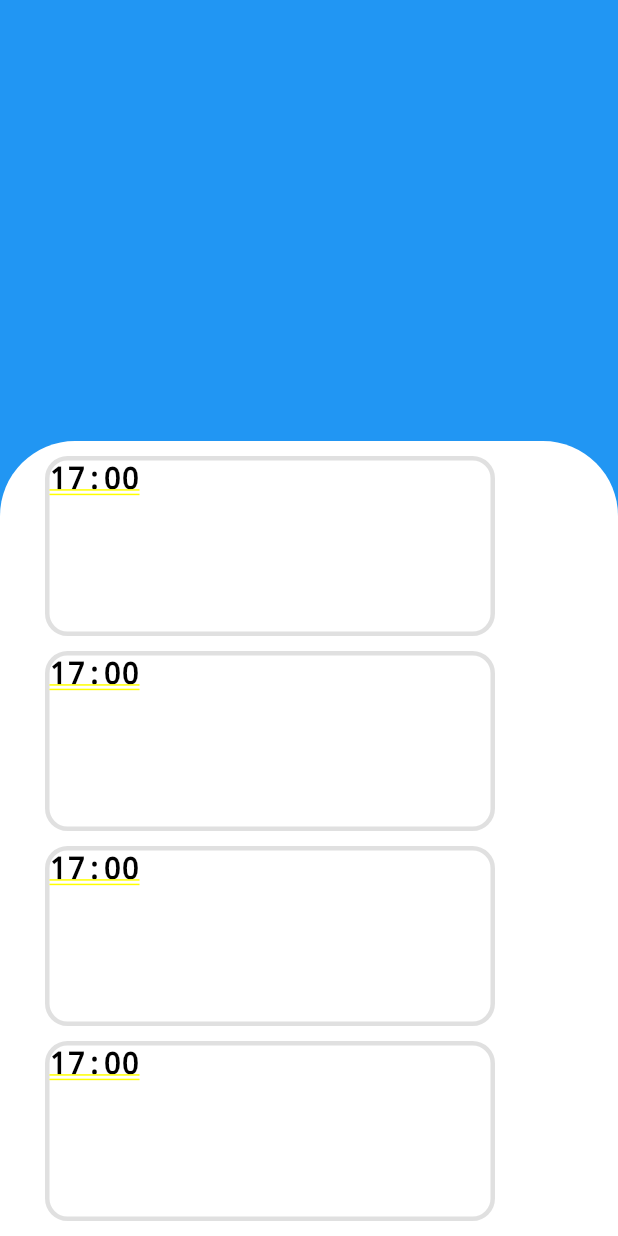
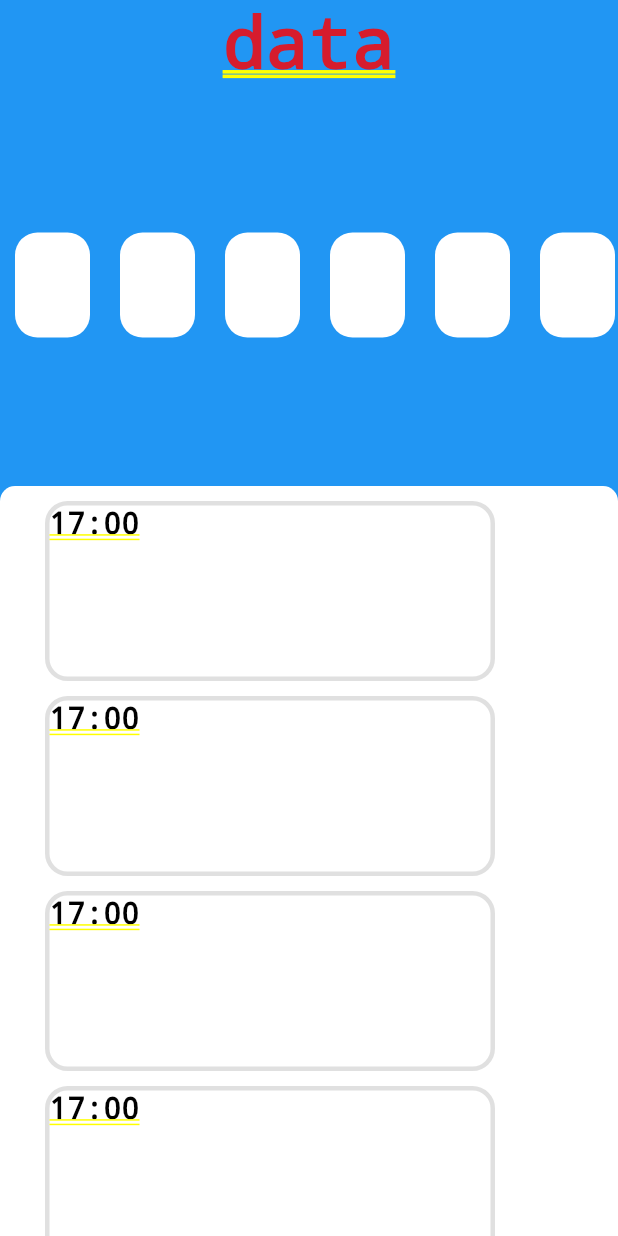
Before and after one commit to ZaqueuDias/Gerenciador_de_Tarefas, a Flutter app: the screen it shows after launch, on a phone screen of 412 x 824 dp. Run offline on Flutter 3.47's test engine with Material 3 defaults, Android fonts, the phone set to English and light mode, and no system bars.

Commit message:
UI melhorada

```diff
--- a/gerenciador_de_Task/lib/telas/principal.dart
+++ b/gerenciador_de_Task/lib/telas/principal.dart
@@ -10,13 +10,23 @@ class Tela_Principal extends StatefulWidget {
   State<Tela_Principal> createState() => _Tela_PrincipalState();
 }
 
-List<Widget> criardado(int quanto, {Task? tarefa, Container? caixa}){
+List<Widget> criardado(int quanto, {Task? tarefa, Container? caixa}) {
   print('chamou');
   List<Widget> dados = [];
-  for(int num = 0; num <= quanto; num++){
+  for (int num = 0; num <= quanto; num++) {
     dados.add(Row(
       children: [
-        Center(child: tarefa.runtimeType == Task? Task():Container(width: 20, height: 20, color: Colors.white,))
+        Center(
+            child: tarefa.runtimeType == Task
+                ? Task()
+                : Container(
+                    margin: EdgeInsets.all(10),
+                    width: 50,
+                    height: 70,
+                    decoration: BoxDecoration(
+                        borderRadius: BorderRadius.circular(15),
+                        color: Colors.white),
+                  ))
       ],
     ));
   }
@@ -28,26 +38,27 @@ class _Tela_PrincipalState extends State<Tela_Principal> {
   Widget build(BuildContext context) {
     return MaterialApp(
       home: Stack(
-        alignment: AlignmentDirectional.bottomEnd,
         children: [
           Container(
-            alignment: AlignmentDirectional.center,
             color: Colors.blue,
-            child: ListView.builder(scrollDirection: Axis.horizontal,itemCount: criardado(10).length,itemBuilder: (context, int){return criardado(10, caixa: Container())[int];}),
           ),
-          Container(
-            height: 530,
-            decoration: BoxDecoration(
-              borderRadius: BorderRadius.only(
-                  topLeft: Radius.circular(50), topRight: Radius.circular(50)),
-              color: Colors.white,
-            ),
-            child: ListView.builder(
-              itemCount: criardado(10, tarefa: Task()).length,
-              itemBuilder: (context, int valor) {
-                return criardado(10, tarefa: Task())[valor];
-              },
-            ),
+          Column(
+            children: [
+              Text('data'),
+              Expanded(
+                  child: ListView.builder(
+                      scrollDirection: Axis.horizontal,
+                      itemCount: criardado(10, caixa: Container()).length,
+                      itemBuilder: (context, int) {
+                        return criardado(10)[int];
+                      })),
+              Container(
+                width: MediaQuery.of(context).size.width,
+                height: 500,
+                decoration: BoxDecoration(color: Colors.white, borderRadius: BorderRadius.only(topRight: Radius.circular(10), topLeft: Radius.circular(10))),
+                child: ListView.builder(itemCount: criardado(10, tarefa: Task()).length,itemBuilder: (context, int){return criardado(10, tarefa: Task())[int];}),
+              )
+            ],
           )
         ],
       ),
```
